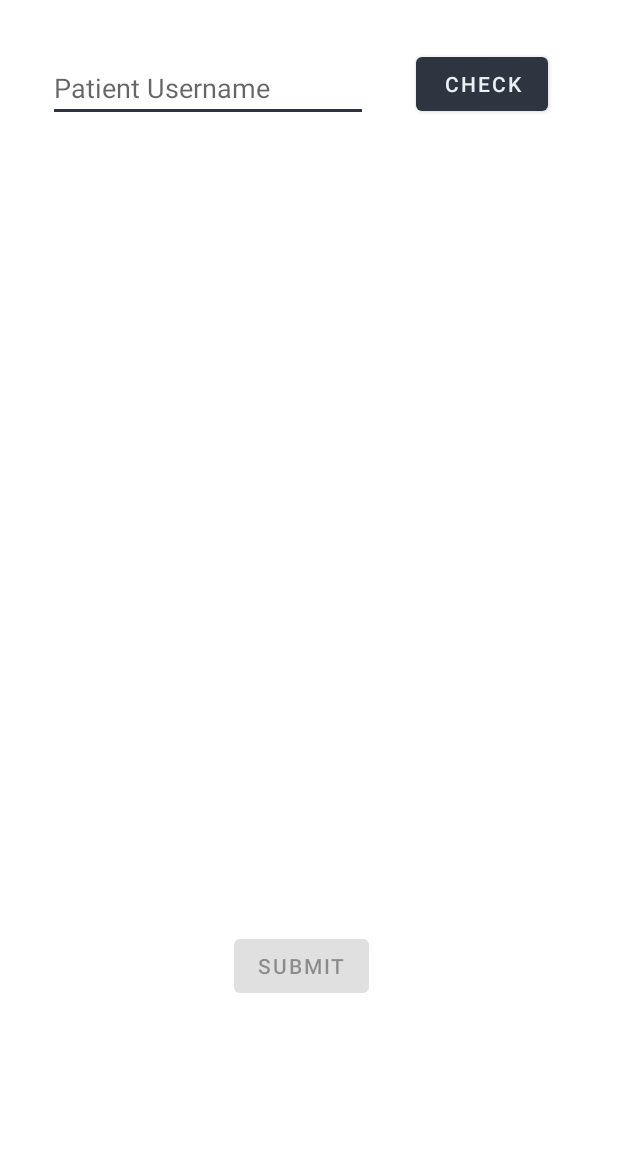
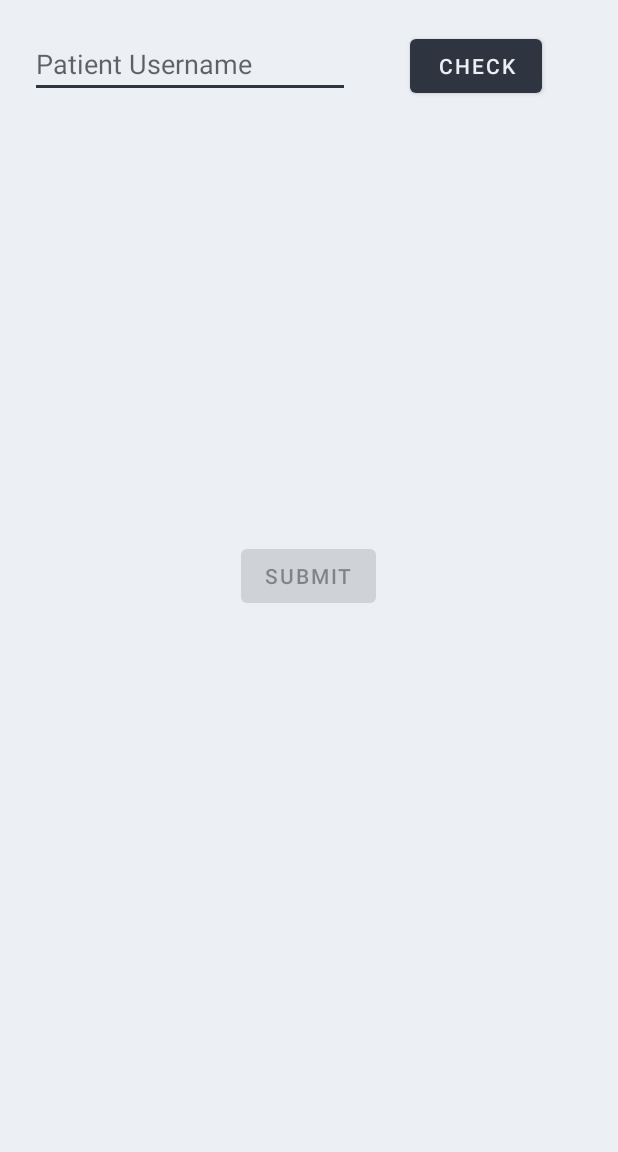
Before and after one commit to miguelarhb/AI-20-21, an Android app: the AddPatientActivity screen opened directly, with no data from a screen before it, on a phone screen of 412 x 824 dp, the part 84-1236 px from its top. Run offline under Robolectric (Android 15) with nearby library versions, the phone set to English and light mode, and no system bars; 3 statements that could not run were skipped.

Commit message:
desing tweaks lists

```diff
--- a/SmartMedicationManager/app/src/main/res/layout/activity_add_patient.xml
+++ b/SmartMedicationManager/app/src/main/res/layout/activity_add_patient.xml
@@ -1,10 +1,11 @@
 <?xml version="1.0" encoding="utf-8"?>
-<androidx.constraintlayout.widget.ConstraintLayout xmlns:android="http://schemas.android.com/apk/res/android"
+<RelativeLayout xmlns:android="http://schemas.android.com/apk/res/android"
     xmlns:app="http://schemas.android.com/apk/res-auto"
     xmlns:tools="http://schemas.android.com/tools"
     android:layout_width="match_parent"
     android:layout_height="match_parent"
-    tools:context=".AddPatientActivity">
+    tools:context=".AddPatientActivity"
+    android:background="@color/nord_white">
 
     <include
         android:id="@+id/include"
@@ -12,49 +13,50 @@
         android:layout_width="match_parent"
         android:layout_height="wrap_content"/>
 
+    <RelativeLayout
+        android:layout_width="match_parent"
+        android:layout_height="match_parent"
+        android:layout_below="@id/include">
+
+        <LinearLayout
+            android:id="@+id/patientCheck"
+            android:layout_width="match_parent"
+            android:layout_height="wrap_content"
+            android:orientation="horizontal"
+            android:padding="20dp">
+
             <EditText
                 android:id="@+id/addPatientEditText"
                 android:layout_width="wrap_content"
                 android:layout_height="wrap_content"
-        android:layout_marginStart="32dp"
-        android:layout_marginLeft="32dp"
-        android:layout_marginTop="36dp"
                 android:ems="10"
-        android:hint="Patient Username"
-        android:inputType="textPersonName"
-        app:layout_constraintStart_toStartOf="parent"
-        app:layout_constraintTop_toBottomOf="@+id/include" />
+                android:hint="@string/patient_username"
+                android:inputType="textPersonName" />
 
             <Button
                 android:id="@+id/addPatientCheckBt"
                 android:layout_width="wrap_content"
                 android:layout_height="wrap_content"
-        android:layout_marginStart="32dp"
-        android:layout_marginLeft="32dp"
-        android:layout_marginTop="32dp"
-        android:text="Check"
-        app:layout_constraintStart_toEndOf="@+id/addPatientEditText"
-        app:layout_constraintTop_toBottomOf="@+id/include" />
+                android:layout_marginLeft="40dp"
+                android:text="@string/check" />
+
+        </LinearLayout>
 
         <TextView
             android:id="@+id/addPatientTextViewCheck"
+            style="@style/textProperties"
             android:layout_width="wrap_content"
             android:layout_height="wrap_content"
-        android:layout_marginStart="32dp"
-        android:layout_marginLeft="32dp"
-        android:layout_marginTop="28dp"
-        app:layout_constraintStart_toStartOf="parent"
-        app:layout_constraintTop_toBottomOf="@+id/addPatientEditText" />
+            android:layout_below="@+id/patientCheck"
+            android:layout_centerHorizontal="true"
+            android:layout_marginTop="30dp" />
 
         <Button
             android:id="@+id/addPatientSubmitBt"
             android:layout_width="wrap_content"
             android:layout_height="wrap_content"
-        android:layout_marginStart="156dp"
-        android:layout_marginLeft="156dp"
-        android:layout_marginBottom="100dp"
-        android:text="Submit"
-        app:layout_constraintBottom_toBottomOf="parent"
-        app:layout_constraintStart_toStartOf="parent" />
+            android:layout_centerInParent="true"
+            android:text="@string/submit" />
 
-</androidx.constraintlayout.widget.ConstraintLayout>
+    </RelativeLayout>
+</RelativeLayout>
--- a/SmartMedicationManager/app/src/main/res/layout/activity_add_prescription.xml
+++ b/SmartMedicationManager/app/src/main/res/layout/activity_add_prescription.xml
@@ -22,6 +22,7 @@
 
         <TextView
             android:layout_width="0dp"
+            style="@style/textProperties"
             android:layout_height="wrap_content"
             android:layout_weight="0.25"
             android:text="Medicine" />
@@ -41,6 +42,7 @@
         android:layout_marginStart="5dp">
 
         <TextView
+            style="@style/textProperties"
             android:layout_width="0dp"
             android:layout_height="wrap_content"
             android:layout_weight="0.25"
@@ -62,6 +64,7 @@
         android:layout_marginStart="5dp">
 
         <TextView
+            style="@style/textProperties"
             android:id="@+id/startDatetv"
             android:layout_width="0dp"
             android:layout_height="wrap_content"
@@ -88,6 +91,7 @@
         android:layout_marginStart="5dp">
 
         <TextView
+            style="@style/textProperties"
             android:id="@+id/endDatetv"
             android:layout_width="0dp"
             android:layout_height="wrap_content"
@@ -114,6 +118,7 @@
         android:layout_marginStart="5dp">
 
         <TextView
+            style="@style/textProperties"
             android:layout_width="0dp"
             android:layout_height="wrap_content"
             android:layout_weight="0.35"
@@ -143,6 +148,7 @@
         android:orientation="horizontal">
 
         <TextView
+            style="@style/textProperties"
             android:id="@+id/tvnotes"
             android:layout_width="wrap_content"
             android:layout_height="wrap_content"
--- a/SmartMedicationManager/app/src/main/res/layout/activity_medicine_list.xml
+++ b/SmartMedicationManager/app/src/main/res/layout/activity_medicine_list.xml
@@ -36,7 +36,6 @@
         android:focusable="true"
         android:src="@android:drawable/ic_input_add"
         app:backgroundTint="@color/nord_yellow"
-        android:tint="@color/nord_night_dark"
         app:backgroundTintMode="add" />
 
 </RelativeLayout>
--- a/SmartMedicationManager/app/src/main/res/values/strings.xml
+++ b/SmartMedicationManager/app/src/main/res/values/strings.xml
@@ -46,7 +46,6 @@
     <string name="important_notes">Important Notes</string>
     <string name="barcode">Barcode:</string>
     <string name="scan_barcode">SCAN BARCODE</string>
-    <string name="submit">Submit</string>
     <string name="cancel">Cancel</string>
     <string name="quantity_number">Quantity (Number)</string>
     <string name="add_new_patient">Add new patient</string>
@@ -55,4 +54,10 @@
     <string name="name">Name</string>
     <string name="quantity">Quantity</string>
     <string name="alarms">Alarms</string>
+    <string name="period">Period</string>
+    <string name="next_taking">Next taking</string>
+    <string name="med_name">Med Name</string>
+    <string name="patient_username">Patient Username</string>
+    <string name="check">Check</string>
+    <string name="submit">Submit</string>
 </resources>
```
Also changed, not shown: SmartMedicationManager/app/src/main/res/layout/activity_schedule_list.xml (+5 -5 lines), SmartMedicationManager/app/src/main/res/layout/medicine_list_item.xml (+11 -14 lines), SmartMedicationManager/app/src/main/res/layout/schedule_list_item.xml (+41 -49 lines). Lines whose indentation alone changed are shown as unchanged.
